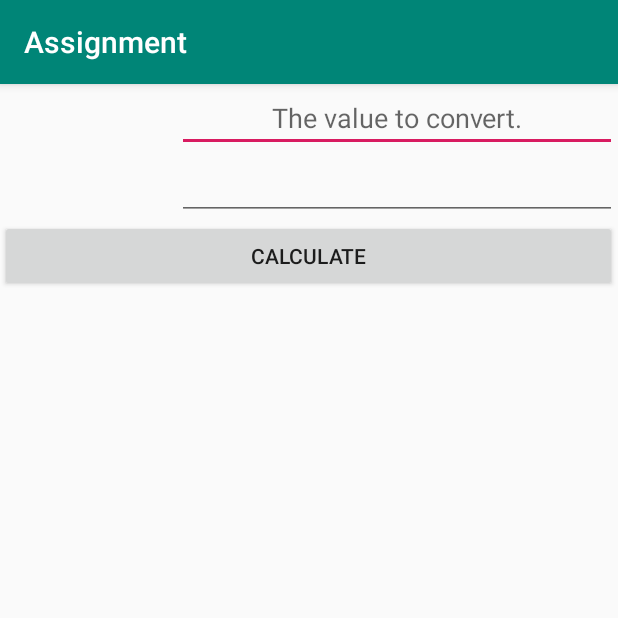
After one commit to ConnorStew/ConversionApp, an Android app: the fragment ConversionFragment shown on its own in the app's theme, on a phone screen of 412 x 824 dp, the top half of it. The commit adds this screen. Run offline under Robolectric (Android 15) with nearby library versions, the phone set to English and light mode, and no system bars; 2 statements that could not run were skipped.

Commit message:
Added conversion fragment.

```diff
--- /dev/null
+++ b/app/src/main/java/uk/ac/stir/cs/yh/cs/ConversionFragment.java
@@ -0,0 +1,78 @@
+package uk.ac.stir.cs.yh.cs;
+
+import android.annotation.SuppressLint;
+import android.content.Context;
+import android.os.Bundle;
+import android.view.LayoutInflater;
+import android.view.View;
+import android.view.ViewGroup;
+import android.widget.EditText;
+import android.widget.TextView;
+import android.widget.Toast;
+
+import androidx.annotation.NonNull;
+import androidx.annotation.Nullable;
+import androidx.fragment.app.Fragment;
+
+import uk.ac.stir.cs.yh.cs.database.Conversion;
+import uk.ac.stir.cs.yh.cs.database.Database;
+import uk.ac.stir.cs.yh.cs.database.Unit;
+
+/**
+ * This fragment handles converting between two different Units.
+ * @author Connor Stewart
+ */
+public class ConversionFragment extends Fragment {
+
+    /** The unit to convert from. */
+    private Unit fromUnit;
+
+    /** The unit to convert to. */
+    private Unit toUnit;
+
+    private TextView resultText;
+
+    private EditText fromInput;
+
+    private Context context;
+
+    @Override
+    public void setArguments(@Nullable Bundle args) {
+        super.setArguments(args);
+        if (args != null) {
+            this.fromUnit = (Unit) args.get("fromUnit");
+            this.toUnit = (Unit) args.get("toUnit");
+        }
+    }
+
+    @Override
+    public View onCreateView(@NonNull LayoutInflater inflater, @Nullable ViewGroup container, @Nullable Bundle savedInstanceState) {
+        View view = inflater.inflate(R.layout.activity_conversion, container, false);
+        this.context = getContext();
+
+        TextView fromText = view.findViewById(R.id.fromUnitText);
+        TextView toText = view.findViewById(R.id.toUnitText);
+        resultText = view.findViewById(R.id.txtResult);
+        fromInput = view.findViewById(R.id.fromInput);
+
+        fromText.setText(fromUnit.unitName);
+        toText.setText(toUnit.unitName);
+
+        view.findViewById(R.id.btnCalc).setOnClickListener(this::calculate);
+
+        return view;
+    }
+
+    @SuppressLint("SetTextI18n")
+    private void calculate(View view) {
+
+        Conversion conversion = Database.getDB().conversionDao().getConversion(fromUnit.id, toUnit.id);
+        if (conversion == null)
+            Toast.makeText(context, "Can't find conversion!", Toast.LENGTH_LONG).show();
+        else {
+            double userInput = Double.parseDouble(fromInput.getText().toString());
+            double calculatedAmount = userInput * conversion.conversionFactor;
+            resultText.setText(Double.toString(calculatedAmount));
+        }
+    }
+}
--- a/app/src/main/java/uk/ac/stir/cs/yh/cs/database/Conversion.java
+++ b/app/src/main/java/uk/ac/stir/cs/yh/cs/database/Conversion.java
@@ -29,7 +29,7 @@ public class Conversion {
 
     /** The amount to multiply the first Unit by to get the second Unit. */
     @ColumnInfo(name = "conversion_factor")
-    double conversionFactor;
+    public double conversionFactor;
 
     @Override
     @NonNull
--- a/app/src/main/java/uk/ac/stir/cs/yh/cs/database/ConversionDao.java
+++ b/app/src/main/java/uk/ac/stir/cs/yh/cs/database/ConversionDao.java
@@ -27,4 +27,7 @@ public interface ConversionDao {
      */
     @Insert
     void insertAll(Conversion... conversions);
+
+    @Query("SELECT * FROM conversion WHERE unit_1_id = :unitOneId AND unit_2_id = :unitTwoId")
+    Conversion getConversion(int unitOneId, int unitTwoId);
 }
--- /dev/null
+++ b/app/src/main/res/layout/activity_conversion.xml
@@ -0,0 +1,67 @@
+<?xml version="1.0" encoding="utf-8"?>
+<TableLayout xmlns:android="http://schemas.android.com/apk/res/android"
+    xmlns:tools="http://schemas.android.com/tools"
+    android:orientation="vertical"
+    android:layout_width="match_parent"
+    android:layout_height="match_parent"
+    android:stretchColumns="*">
+
+        <TableRow
+            android:layout_width="fill_parent"
+            android:layout_height="fill_parent">
+
+            <TextView
+                android:id="@+id/fromUnitText"
+                android:layout_width="wrap_content"
+                android:layout_height="wrap_content"
+                android:textAlignment="center" />
+
+            <EditText
+                android:id="@+id/fromInput"
+                android:layout_width="wrap_content"
+                android:layout_height="wrap_content"
+                android:hint="@string/from_desc"
+                android:importantForAutofill="no"
+                android:inputType="number"
+                android:textAlignment="center" />
+
+        </TableRow>
+
+        <TableRow
+            android:layout_width="fill_parent"
+            android:layout_height="fill_parent">
+
+            <TextView
+                android:id="@+id/toUnitText"
+                android:layout_width="wrap_content"
+                android:layout_height="wrap_content"
+                android:textAlignment="center" />
+
+            <TextView
+                android:id="@+id/txtResult"
+                android:layout_width="wrap_content"
+                android:layout_height="wrap_content"
+                android:textColor="?attr/editTextColor"
+                android:background="?attr/editTextBackground"
+                android:gravity="center_vertical"
+                android:textAppearance="?android:attr/textAppearanceMediumInverse"
+                android:textAlignment="center"
+                android:textIsSelectable="true"
+                />
+
+        </TableRow>
+
+        <TableRow
+            android:layout_width="match_parent"
+            android:layout_height="match_parent">
+
+            <Button
+                android:id="@+id/btnCalc"
+                android:layout_width="match_parent"
+                android:layout_height="wrap_content"
+                android:layout_span="2"
+                android:text="@string/calc" />
+
+        </TableRow>
+
+</TableLayout>
--- a/app/src/main/res/layout/activity_picker.xml
+++ b/app/src/main/res/layout/activity_picker.xml
@@ -28,14 +28,14 @@
             android:layout_height="match_parent" >
 
             <TextView
-                android:id="@+id/fromText"
+                android:id="@+id/fromUnitText"
                 android:layout_width="wrap_content"
                 android:layout_height="wrap_content"
                 android:textAlignment="center"
                 android:text="@string/from" />
 
             <TextView
-                android:id="@+id/toText"
+                android:id="@+id/toUnitText"
                 android:layout_width="wrap_content"
                 android:layout_height="wrap_content"
                 android:textAlignment="center"
@@ -65,7 +65,7 @@
             >
 
             <Button
-                android:id="@+id/button"
+                android:id="@+id/btnConvert"
                 android:layout_width="wrap_content"
                 android:layout_height="wrap_content"
                 android:text="@string/convert"
--- a/app/src/main/res/values/strings.xml
+++ b/app/src/main/res/values/strings.xml
@@ -2,5 +2,7 @@
     <string name="app_name">Assignment</string>
     <string name="convert">Convert</string>
     <string name="from">From</string>
+    <string name="calc">Calculate</string>
     <string name="to">To</string>
+    <string name="from_desc">The value to convert.</string>
 </resources>
```
Also changed, not shown: app/src/main/java/uk/ac/stir/cs/yh/cs/FragmentAdapter.java (+8 -7 lines), app/src/main/java/uk/ac/stir/cs/yh/cs/MainActivity.java (+14 -11 lines), app/src/main/java/uk/ac/stir/cs/yh/cs/PickerFragment.java (+37 -9 lines), app/src/main/java/uk/ac/stir/cs/yh/cs/database/Unit.java (+6 -1 lines), app/src/main/res/layout/activity_main.xml (+3 -15 lines).
